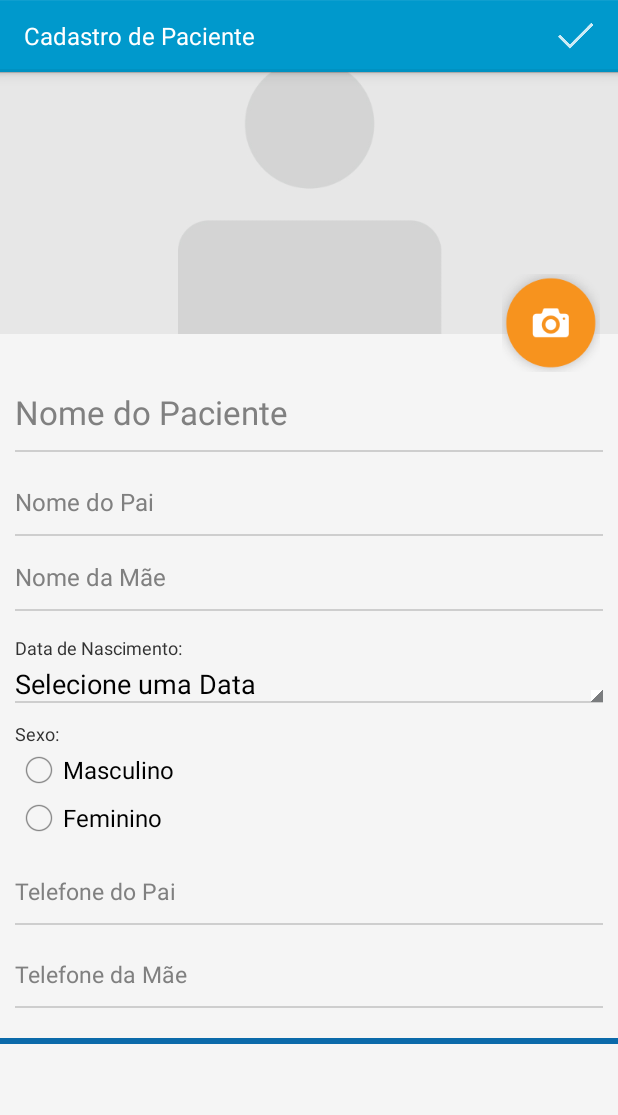
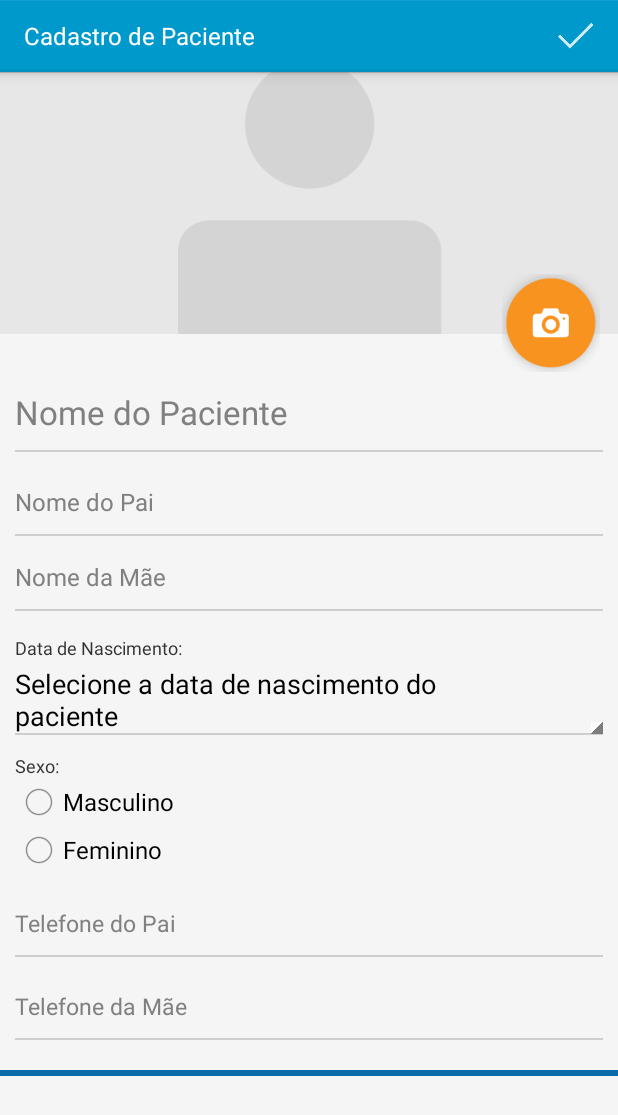
Before and after one commit to tassiosouza/CanGame, an Android app: the screen it shows after launch (PacienteActivity), after a tap on an icon or button, on a phone screen of 412 x 824 dp. Shown: the top 1115 px of the screen. Run offline under Robolectric (Android 15) with nearby library versions, the phone set to English and light mode, and no system bars; 2 statements that could not run were skipped.

Commit message:
Melhoria e correção de mensagens.
Melhoria e correção de mensagens.

```diff
--- a/app/src/main/res/values/strings.xml
+++ b/app/src/main/res/values/strings.xml
@@ -33,22 +33,22 @@
     <string name="contato_pai">Telefone do Pai</string>
     <string name="contato_mae">Telefone da Mãe</string>
     <string name="data_nascimento">Selecionar Data Nascimento</string>
-    <string name="date_selected">Selecione uma Data</string>
+    <string name="date_selected">Selecione a data de nascimento do paciente</string>
     <string name="inrormacoes_str">Informações</string>
 
     <!-- Form listagem de Pacientes -->
     <string name="pacientes_cadastrados">Pacientes</string>
     <string name="sem_pacientes_cadastrados">Você não cadastrou pacientes ainda.\nClique no + e comece já!</string>
 
-    <string name="confirmar_remover_pacientes">Deseja deletar os pacientes selecionados?</string>
-    <string name="confirmar_remover_um_paciente">Deseja deletar este paciente?</string>
+    <string name="confirmar_remover_pacientes">Deseja remover os pacientes selecionados?</string>
+    <string name="confirmar_remover_um_paciente">Deseja remover este paciente?</string>
 
     <string name="sem_outros_pacientes">Não há outros pacientes para selecionar</string>
 
 
 
     <!-- Toast strings -->
-    <string name="operacao_executada_com_sucesso">Operação executada com sucesso.</string>
+    <string name="operacao_executada_com_sucesso">Operação realizada com sucesso.</string>
     <string name="title_activity_ranking">RankingActivity</string>
 
     <!-- Dialog -->
@@ -72,8 +72,8 @@
 
     <string name="rotinas">Rotinas do Aplicativo</string>
     <string name="rotina">Rotina</string>
-    <string name="deletar_pecs_mensagem">Deseja deletar essa PECS?</string>
-    <string name="deletar_multiplas_pecs_mensagem">Deseja deletar as PECS selecionadas?</string>
+    <string name="deletar_pecs_mensagem">Deseja remover essa PECS?</string>
+    <string name="deletar_multiplas_pecs_mensagem">Deseja remiver as PECS selecionadas?</string>
     <string name="deletar_pecs_associadas">Uma ou mais PECS estão vinculadas a um usuário. Deseja realmente apagar?</string>
     <string name="pecs_audio_record">Gravação de Áudio - PECS</string>
    	<string name="instrucoes_cad_pecs">Preencha corretamente as informações abaixo</string>
@@ -96,8 +96,8 @@
     <string name="grava_audio_pecs">Pressione para Gravar Áudio da PECS</string>
 
     <!-- Form Rotina do Paciente -->
-    <string name="deletar_multiplas_rotinas_mensagem">Deseja deletar as Rotinas selecionadas?</string>
-    <string name="deletar_rotinas_associadas">Uma ou mais rotinas estão vinculadas a um usuário. Deseja realmente apagar?</string>
+    <string name="deletar_multiplas_rotinas_mensagem">Deseja remover as Rotinas selecionadas?</string>
+    <string name="deletar_rotinas_associadas">Uma ou mais rotinas estão vinculadas a um usuário. Deseja realmente remover?</string>
     <string name="sem_rotinas_para_selecao">Não há novas Rotinas para selecionar</string>
     <string name="incluir_rotina_paciente">Associar Rotina ao Usuário</string>
     <string name="nome_rotina">Nome da Rotina</string>
@@ -126,7 +126,7 @@
 
     <!-- StartActivity -->
 
-    <string name="need_create_a_pacient">Você precisa criar um paciente</string>
+    <string name="need_create_a_pacient">Você precisa cadastrar um paciente</string>
     <string name="choose_a_pacient">Escolha um paciente</string>
 
     <!-- Paciente -->
@@ -167,7 +167,7 @@
     <string name="excluir_categorias_mensagem">Deseja remover as categorias selecionadas?</string>
     <string name="excluir_uma_categoria_mensagem">Deseja remover a categoria selecionada?</string>
     <string name="categoria_permanente">Geral</string>
-    <string name="delecao_categoria_obrigatoria">Não possivel excluir a categoria "%s"</string>
+    <string name="delecao_categoria_obrigatoria">Não é possivel remover a categoria "%s"</string>
 
 
      <!-- Geral -->
```
